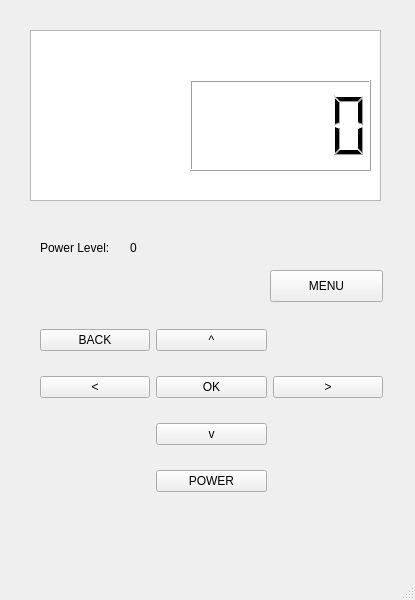
Old version of the form 3004project/mainwindow.ui in the repository colinmatti/COMP3004-Project.
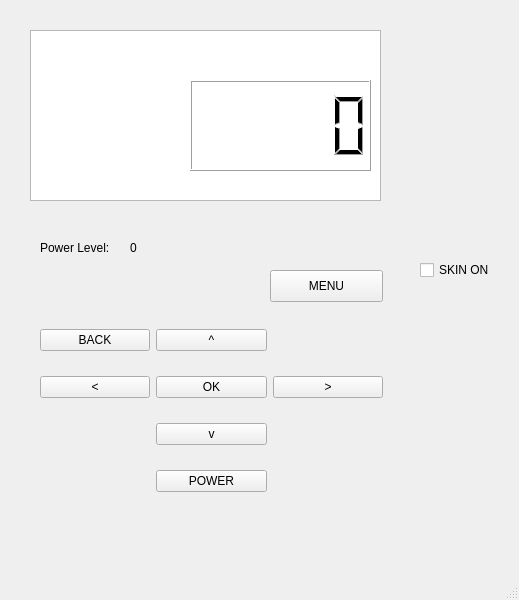
New version of the form.

Patch:
```diff
--- a/3004project/mainwindow.ui
+++ b/3004project/mainwindow.ui
@@ -6,7 +6,7 @@
    <rect>
     <x>0</x>
     <y>0</y>
-    <width>415</width>
+    <width>519</width>
     <height>600</height>
    </rect>
   </property>
@@ -134,6 +134,19 @@
      </rect>
     </property>
    </widget>
+   <widget class="QCheckBox" name="onSkin">
+    <property name="geometry">
+     <rect>
+      <x>420</x>
+      <y>260</y>
+      <width>86</width>
+      <height>20</height>
+     </rect>
+    </property>
+    <property name="text">
+     <string>SKIN ON</string>
+    </property>
+   </widget>
   </widget>
   <widget class="QMenuBar" name="menubar">
    <property name="geometry">
```
Left out of the diff: 2 changed lines with no effect on the pictures.
